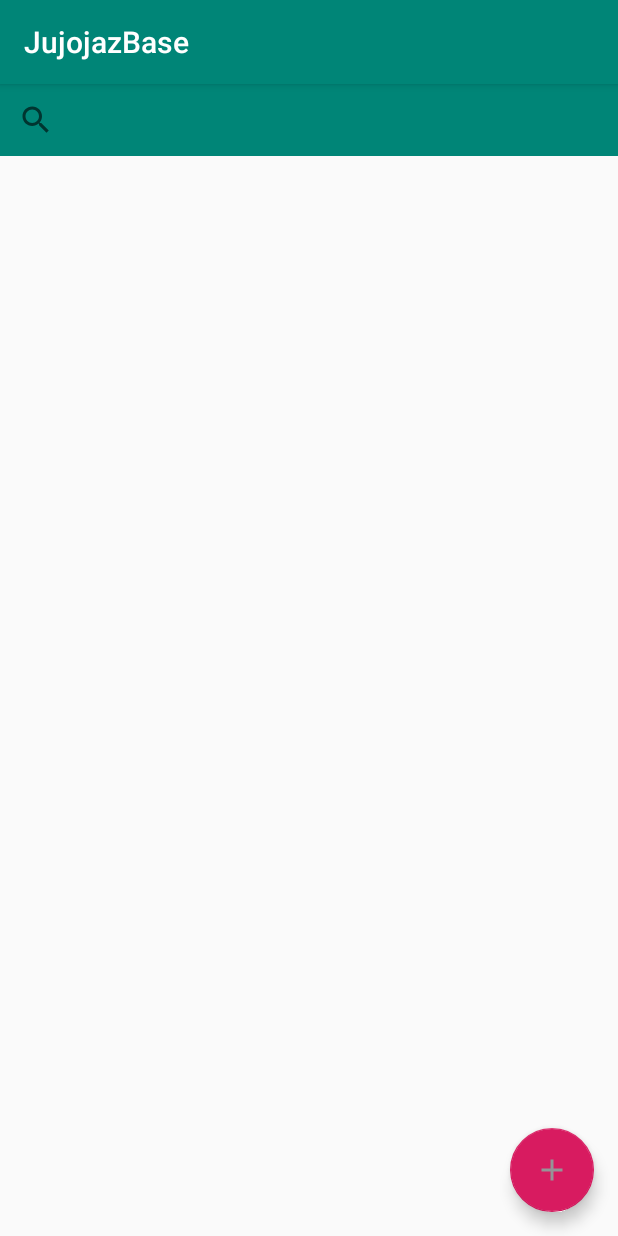
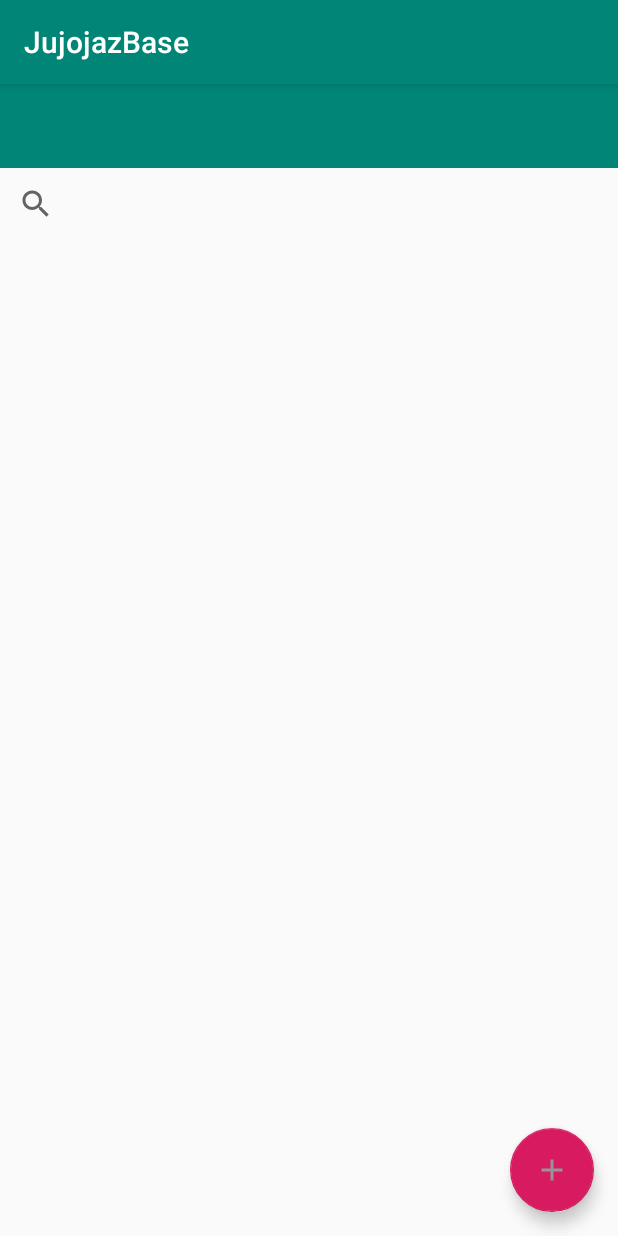
Before and after one commit to KevinAS28/Jujojaz-APP, an Android app: the Home screen opened directly, with no data from a screen before it, on a phone screen of 412 x 824 dp. Run offline under Robolectric (Android 15) with nearby library versions, the phone set to English and light mode, and no system bars.

Commit message:
karena ada trouble jadi commit sekaligus

```diff
--- /dev/null
+++ b/App-Android Studio/JujojazBase/app/src/main/res/drawable/ic_star_black_24dp.xml
@@ -0,0 +1,5 @@
+<vector android:height="24dp" android:tint="#969497"
+    android:viewportHeight="24.0" android:viewportWidth="24.0"
+    android:width="24dp" xmlns:android="http://schemas.android.com/apk/res/android">
+    <path android:fillColor="#FF000000" android:pathData="M12,17.27L18.18,21l-1.64,-7.03L22,9.24l-7.19,-0.61L12,2 9.19,8.63 2,9.24l5.46,4.73L5.82,21z"/>
+</vector>
--- a/App-Android Studio/JujojazBase/app/src/main/res/layout/activity_home.xml
+++ b/App-Android Studio/JujojazBase/app/src/main/res/layout/activity_home.xml
@@ -1,22 +1,29 @@
 <?xml version="1.0" encoding="utf-8"?>
-<androidx.coordinatorlayout.widget.CoordinatorLayout xmlns:android="http://schemas.android.com/apk/res/android"
+<RelativeLayout xmlns:android="http://schemas.android.com/apk/res/android"
     xmlns:app="http://schemas.android.com/apk/res-auto"
     xmlns:tools="http://schemas.android.com/tools"
     android:layout_width="match_parent"
     android:layout_height="match_parent"
     tools:context=".Home">
 
+    <androidx.appcompat.widget.Toolbar
+        android:id="@+id/homeToolBar"
+        android:layout_width="match_parent"
+        android:layout_height="wrap_content"
+        android:background="@color/colorPrimary"/>
+
     <androidx.appcompat.widget.SearchView
         android:layout_width="match_parent"
         android:layout_height="wrap_content"
-        android:background="@color/colorPrimary"/>
+        android:layout_below="@+id/homeToolBar"/>
 
     <com.google.android.material.floatingactionbutton.FloatingActionButton
         android:id="@+id/fab"
         android:layout_width="wrap_content"
         android:layout_height="wrap_content"
-        android:layout_gravity="bottom|end"
+        android:layout_alignParentBottom="true"
+        android:layout_alignParentRight="true"
         android:layout_margin="@dimen/fab_margin"
         app:srcCompat="@drawable/ic_add_black_30dp" />
 
-</androidx.coordinatorlayout.widget.CoordinatorLayout>
+</RelativeLayout>
--- a/App-Android Studio/JujojazBase/app/src/main/res/values/strings.xml
+++ b/App-Android Studio/JujojazBase/app/src/main/res/values/strings.xml
@@ -7,4 +7,8 @@
     <string name="title_activity_home">Home</string>
     <string name="app_label">java</string>
     <string name="search_hint">Telusuri</string>
+    <string name="titleStar">Star</string>
+    <string name="titleActionbar">actionBar</string>
+    <string name="ownCarText">Owner\'s Car</string>
+    <string name="emailOwnCar">owner@gmail.com</string>
 </resources>
```
Also changed, not shown: App-Android Studio/JujojazBase/app/src/main/AndroidManifest.xml (+6 -2 lines), App-Android Studio/JujojazBase/app/src/main/java/com/example/jujojazbase/EditVehicle.java (added, +26 -0 lines), App-Android Studio/JujojazBase/app/src/main/res/layout/activity_edit_vehicle.xml (added, +72 -0 lines), App-Android Studio/JujojazBase/app/src/main/res/menu/menu_main.xml (added, +18 -0 lines).
